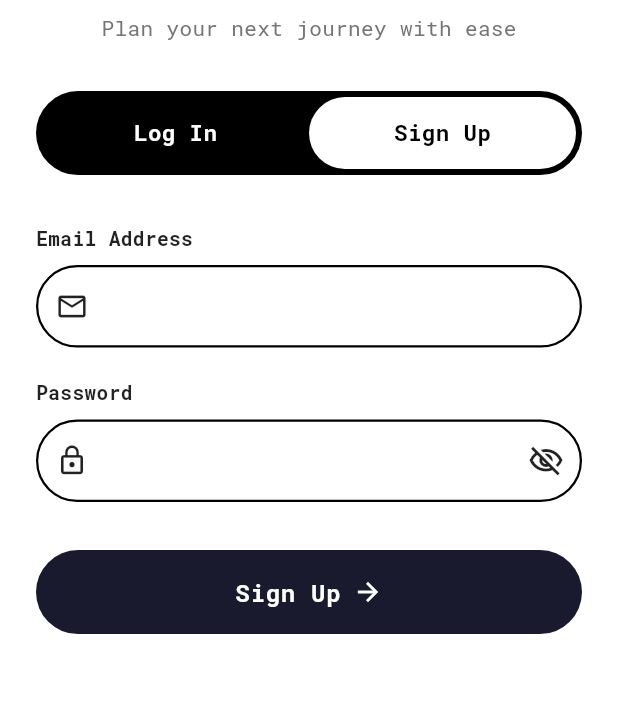
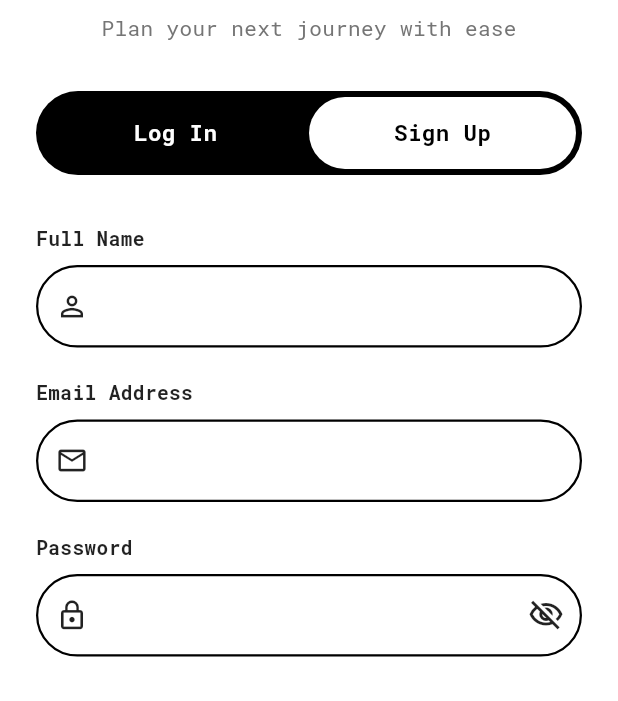
Before and after one commit to Swapnil-Pramanik/Itinera-2, a Flutter app: the screen it shows after launch, after a tap on "Sign Up", on a phone screen of 412 x 824 dp, the part 535-1236 px from its top. Run offline on Flutter 3.47's test engine with Material 3 defaults, Android fonts, the phone set to English and light mode, and no system bars; our stand-ins replace lottie, supabase_flutter; accounts and stored records are empty.

Commit message:
Auth setup -2

```diff
--- a/lib/screens/auth/login_signup_screen.dart
+++ b/lib/screens/auth/login_signup_screen.dart
@@ -20,6 +20,7 @@ class _LoginSignupScreenState extends State<LoginSignupScreen>
   bool _obscurePassword = true;
   bool _isLoading = false;
 
+  final _nameController = TextEditingController();
   final _emailController = TextEditingController();
   final _passwordController = TextEditingController();
 
@@ -59,6 +60,7 @@ class _LoginSignupScreenState extends State<LoginSignupScreen>
   @override
   void dispose() {
     _animationController.dispose();
+    _nameController.dispose();
     _emailController.dispose();
     _passwordController.dispose();
     super.dispose();
@@ -80,12 +82,20 @@ class _LoginSignupScreenState extends State<LoginSignupScreen>
   }
 
   Future<void> _submitAuth() async {
+    final name = _nameController.text.trim();
     final email = _emailController.text.trim();
     final password = _passwordController.text.trim();
 
     if (email.isEmpty || password.isEmpty) {
       ScaffoldMessenger.of(context).showSnackBar(
         const SnackBar(content: Text('Please enter both email and password.')),
+      );
+      return;
+    }
+
+    if (!_isLogin && name.isEmpty) {
+      ScaffoldMessenger.of(context).showSnackBar(
+        const SnackBar(content: Text('Please enter your name.')),
       );
       return;
     }
@@ -105,7 +115,11 @@ class _LoginSignupScreenState extends State<LoginSignupScreen>
           );
         }
       } else {
-        await supabase.auth.signUp(email: email, password: password);
+        await supabase.auth.signUp(
+          email: email,
+          password: password,
+          data: {'display_name': name},
+        );
         if (mounted) {
           Navigator.pushReplacement(
             context,
@@ -333,6 +347,17 @@ class _LoginSignupScreenState extends State<LoginSignupScreen>
                       },
                       child: Column(
                         children: [
+                          // Name field (only for Sign Up)
+                          if (!_isLogin) ...[
+                            _buildInputField(
+                              label: 'Full Name',
+                              hintText: '',
+                              prefixIcon: Icons.person_outline,
+                              controller: _nameController,
+                            ),
+                            const SizedBox(height: 20),
+                          ],
+
                           // Inputs
                           _buildInputField(
                             label: 'Email Address',
```
Also changed, not shown: lib/core/user_service.dart (added, +40 -0 lines), lib/screens/home/home_screen.dart (+5 -4 lines), lib/screens/home/profile_screen.dart (+14 -9 lines), 1 other file.
